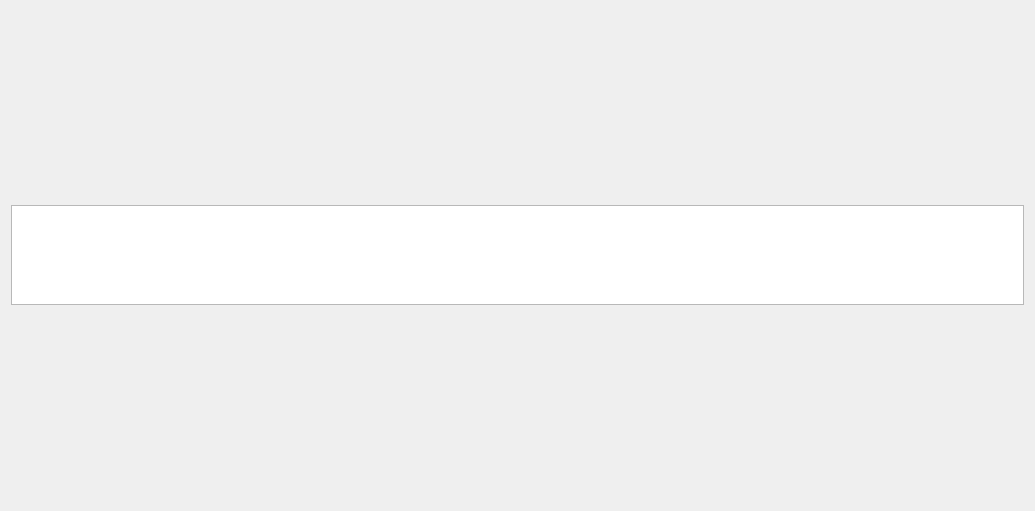
Old version of the form testapp/dialog.ui in the repository VDOMBoxGroup/wysiwyg_designer.
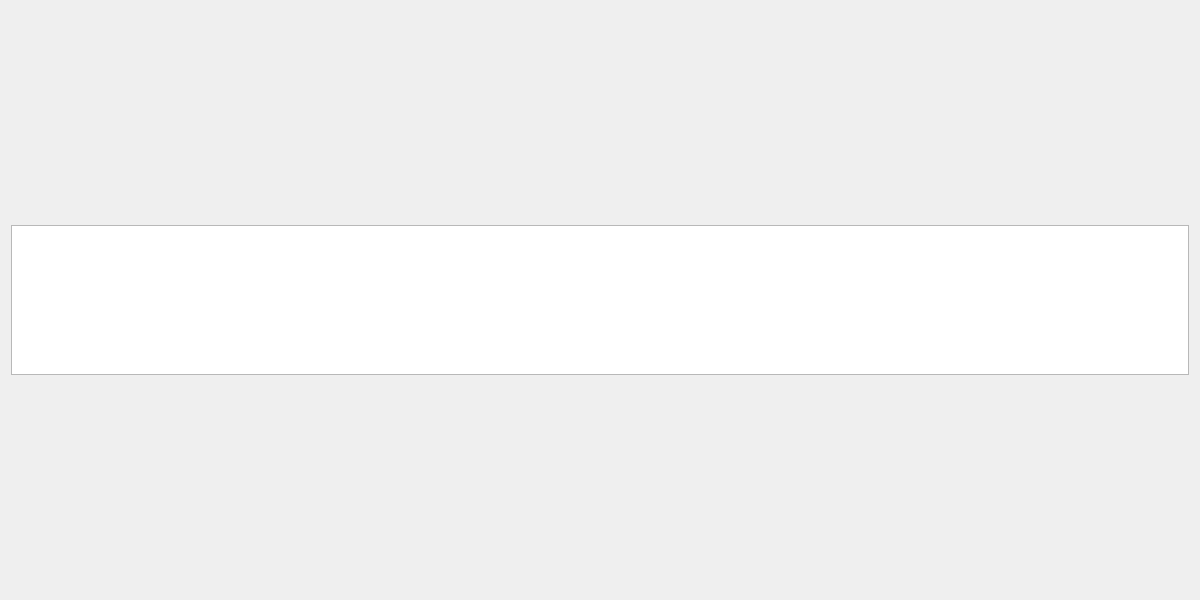
New version of the form.

Patch:
```diff
--- a/testapp/dialog.ui
+++ b/testapp/dialog.ui
@@ -6,8 +6,8 @@
    <rect>
     <x>0</x>
     <y>0</y>
-    <width>1035</width>
-    <height>511</height>
+    <width>1200</width>
+    <height>600</height>
    </rect>
   </property>
   <property name="sizePolicy">
@@ -41,10 +41,16 @@
      </item>
      <item>
       <widget class="QTextEdit" name="text">
+       <property name="minimumSize">
+        <size>
+         <width>0</width>
+         <height>150</height>
+        </size>
+       </property>
        <property name="maximumSize">
         <size>
          <width>16777215</width>
-         <height>100</height>
+         <height>150</height>
         </size>
        </property>
       </widget>
```
